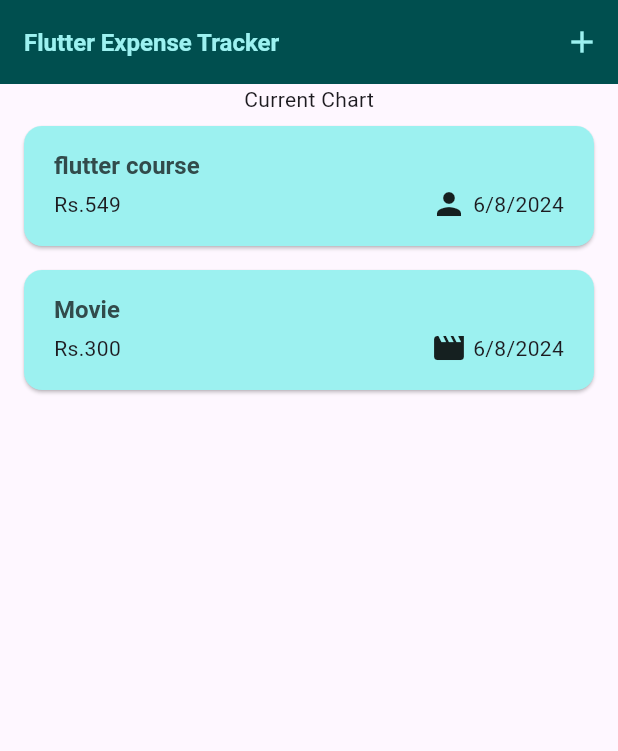
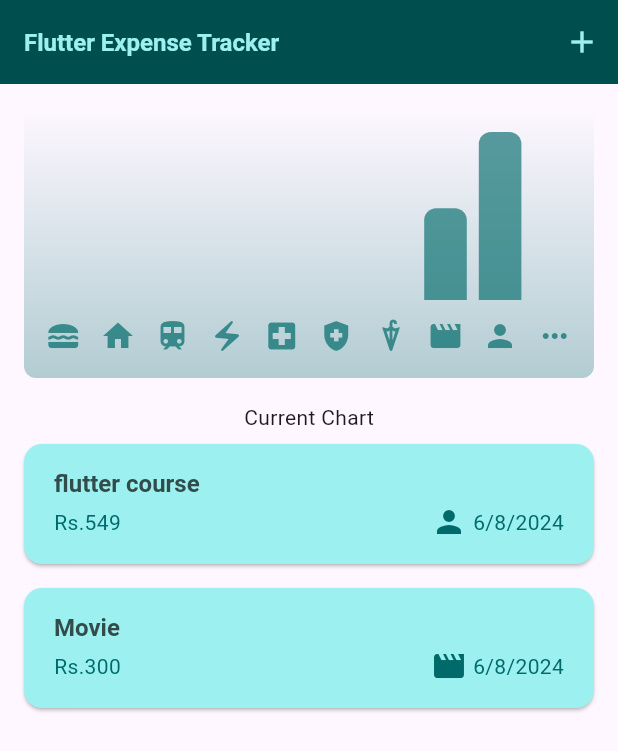
Before and after one commit to shreyas-codes25/expense_tracker, a Flutter app: the screen it shows after launch, on a phone screen of 412 x 824 dp. Shown: the top 751 px of the screen. Run offline on Flutter 3.47's test engine with Material 3 defaults, Android fonts, the phone set to English and light mode, and no system bars.

Commit message:
chart display of the expenses according to the categories

```diff
--- a/lib/main.dart
+++ b/lib/main.dart
@@ -11,6 +11,10 @@ void main() {
   runApp(
        MaterialApp(
          darkTheme: ThemeData.dark().copyWith(
+           inputDecorationTheme: const InputDecorationTheme().copyWith(
+             fillColor: kDarkColorScheme.primaryContainer,
+             border: const OutlineInputBorder(borderSide: BorderSide(color: Colors.white)),
+           ),
                 colorScheme: kDarkColorScheme,
            cardTheme: const CardTheme().copyWith(
              color: kDarkColorScheme.primaryContainer,
--- a/lib/models/expense.dart
+++ b/lib/models/expense.dart
@@ -1,23 +1,42 @@
 import 'package:uuid/uuid.dart';
 import 'package:intl/intl.dart';
 import 'package:flutter/material.dart';
+
 const uuid = Uuid();
 final formatter = DateFormat.yMd();
-enum Category { food, housing, transportation, utilities, medical, insurance, clothing, entertainment, personal, other }
+
+enum Category {
+  food,
+  housing,
+  transportation,
+  utilities,
+  medical,
+  insurance,
+  clothing,
+  entertainment,
+  personal,
+  other
+}
+
 const categoryIcons = {
-  Category.food : Icons.lunch_dining,
-  Category.housing : Icons.home,
-  Category.transportation : Icons.train,
-  Category.utilities : Icons.electric_bolt,
-  Category.medical : Icons.local_hospital,
-  Category.insurance : Icons.health_and_safety,
-  Category.clothing : Icons.umbrella,
-  Category.entertainment : Icons.movie,
-  Category.personal : Icons.person,
-  Category.other : Icons.more_horiz,
+  Category.food: Icons.lunch_dining,
+  Category.housing: Icons.home,
+  Category.transportation: Icons.train,
+  Category.utilities: Icons.electric_bolt,
+  Category.medical: Icons.local_hospital,
+  Category.insurance: Icons.health_and_safety,
+  Category.clothing: Icons.umbrella,
+  Category.entertainment: Icons.movie,
+  Category.personal: Icons.person,
+  Category.other: Icons.more_horiz,
 };
+
 class Expense {
-  Expense({required this.title, required this.category, required this.amount, required this.date})
+  Expense(
+      {required this.title,
+      required this.category,
+      required this.amount,
+      required this.date})
       : id = uuid.v4();
   final String id;
   final String title;
@@ -30,6 +49,20 @@ class Expense {
   }
 }
 
-class ExpenseBucket{
+class ExpenseBucket {
+  ExpenseBucket.forCategory(List<Expense> allExpenses, this.category)
+      : expenses = allExpenses
+            .where((element) => element.category == category)
+            .toList();
+  const ExpenseBucket({required this.category, required this.expenses});
+  final Category category;
+  final List<Expense> expenses;
 
+  double get totalExpenses {
+    double sum = 0;
+    for (final expense in expenses) {
+      sum +=double.parse(expense.amount) ;
+    }
+    return sum;
+  }
 }
--- /dev/null
+++ b/lib/widgets/chart/chart.dart
@@ -0,0 +1,101 @@
+import 'package:flutter/material.dart';
+
+import 'package:expense_tracker/widgets/chart/chart_bar.dart';
+import 'package:expense_tracker/models/expense.dart';
+
+class Chart extends StatelessWidget {
+  const Chart({super.key, required this.expenses});
+
+  final List<Expense> expenses;
+
+  List<ExpenseBucket> get buckets {
+    return [
+      ExpenseBucket.forCategory(expenses, Category.food),
+      ExpenseBucket.forCategory(expenses, Category.housing),
+      ExpenseBucket.forCategory(expenses, Category.transportation),
+      ExpenseBucket.forCategory(expenses, Category.utilities),
+      ExpenseBucket.forCategory(expenses, Category.medical),
+      ExpenseBucket.forCategory(expenses, Category.insurance),
+      ExpenseBucket.forCategory(expenses, Category.clothing),
+      ExpenseBucket.forCategory(expenses, Category.entertainment),
+      ExpenseBucket.forCategory(expenses, Category.personal),
+      ExpenseBucket.forCategory(expenses, Category.other),
+    ];
+  }
+
+  double get maxTotalExpense {
+    double maxTotalExpense = 0;
+
+    for (final bucket in buckets) {
+      if (bucket.totalExpenses > maxTotalExpense) {
+        maxTotalExpense = bucket.totalExpenses;
+      }
+    }
+
+    return maxTotalExpense;
+  }
+
+  @override
+  Widget build(BuildContext context) {
+    final isDarkMode =
+        MediaQuery.of(context).platformBrightness == Brightness.dark;
+    return Container(
+      margin: const EdgeInsets.all(16),
+      padding: const EdgeInsets.symmetric(
+        vertical: 16,
+        horizontal: 8,
+      ),
+      width: double.infinity,
+      height: 180,
+      decoration: BoxDecoration(
+        borderRadius: BorderRadius.circular(8),
+        gradient: LinearGradient(
+          colors: [
+            Theme.of(context).colorScheme.primary.withOpacity(0.3),
+            Theme.of(context).colorScheme.primary.withOpacity(0.0)
+          ],
+          begin: Alignment.bottomCenter,
+          end: Alignment.topCenter,
+        ),
+      ),
+      child: Column(
+        children: [
+          Expanded(
+            child: Row(
+              crossAxisAlignment: CrossAxisAlignment.end,
+              children: [
+                for (final bucket in buckets) // alternative to map()
+                  ChartBar(
+                    fill: bucket.totalExpenses == 0
+                        ? 0
+                        : bucket.totalExpenses / maxTotalExpense,
+                  )
+              ],
+            ),
+          ),
+          const SizedBox(height: 12),
+          Row(
+            children: buckets
+                .map(
+                  (bucket) => Expanded(
+                    child: Padding(
+                      padding: const EdgeInsets.symmetric(horizontal: 4),
+                      child: Icon(
+                        categoryIcons[bucket.category],
+                        color: isDarkMode
+                            ? Theme.of(context).colorScheme.secondary
+                            : Theme.of(context)
+                                .colorScheme
+                                .primary
+                                .withOpacity(0.7),
+                      ),
+                    ),
+                  ),
+                )
+                .toList(),
+          )
+        ],
+      ),
+    );
+  }
+}
--- /dev/null
+++ b/lib/widgets/chart/chart_bar.dart
@@ -0,0 +1,34 @@
+import 'package:flutter/material.dart';
+
+class ChartBar extends StatelessWidget {
+  const ChartBar({
+    super.key,
+    required this.fill,
+  });
+
+  final double fill;
+
+  @override
+  Widget build(BuildContext context) {
+    final isDarkMode =
+        MediaQuery.of(context).platformBrightness == Brightness.dark;
+    return Expanded(
+      child: Padding(
+        padding: const EdgeInsets.symmetric(horizontal: 4),
+        child: FractionallySizedBox(
+          heightFactor: fill,
+          child: DecoratedBox(
+            decoration: BoxDecoration(
+              shape: BoxShape.rectangle,
+              borderRadius:
+                  const BorderRadius.vertical(top: Radius.circular(8)),
+              color: isDarkMode
+                  ? Theme.of(context).colorScheme.secondary
+                  : Theme.of(context).colorScheme.primary.withOpacity(0.65),
+            ),
+          ),
+        ),
+      ),
+    );
+  }
+}
--- a/lib/widgets/expenses-list/expenses_item.dart
+++ b/lib/widgets/expenses-list/expenses_item.dart
@@ -20,13 +20,13 @@ class ExpensesItem extends StatelessWidget {
             Row(
               children: [
 
-                Text("Rs.${expense.amount}"),
+                Text("Rs.${expense.amount}",style: TextStyle(color: Theme.of(context).colorScheme.primary),),
                 const Spacer(),
                 Row(
                   children: [
-                    Icon(categoryIcons[expense.category]),
+                    Icon(categoryIcons[expense.category],color: Theme.of(context).colorScheme.primary,),
                     const SizedBox(width: 4,),
-                    Text(expense.formattedDate),
+                    Text(expense.formattedDate,style: TextStyle(color: Theme.of(context).colorScheme.primary),),
                   ],
                 )
               ],
--- a/lib/widgets/expenses.dart
+++ b/lib/widgets/expenses.dart
@@ -1,4 +1,5 @@
 import 'package:expense_tracker/models/expense.dart';
+import 'package:expense_tracker/widgets/chart/chart.dart';
 
 import 'package:expense_tracker/widgets/new-expense-screen/new_expense.dart';
 import 'package:flutter/material.dart';
@@ -28,7 +29,7 @@ class _ExpensesState extends State<Expenses> {
 
   void _openAddExpenseOverlay() {
     showModalBottomSheet(
-      isScrollControlled: true,
+        isScrollControlled: true,
         context: context,
         builder: (ctx) => NewExpense(
               onAddExpense: _addExpense,
@@ -41,7 +42,7 @@ class _ExpensesState extends State<Expenses> {
     });
   }
 
-  void _removeExpense(Expense value){
+  void _removeExpense(Expense value) {
     final expenseIndex = _registeredExpenses.indexOf(value);
     setState(() {
       _registeredExpenses.remove(value);
@@ -53,9 +54,9 @@ class _ExpensesState extends State<Expenses> {
         duration: const Duration(seconds: 3),
         action: SnackBarAction(
           label: "Undo",
-          onPressed: (){
+          onPressed: () {
             setState(() {
-              _registeredExpenses.insert(expenseIndex,value);
+              _registeredExpenses.insert(expenseIndex, value);
             });
           },
         ),
@@ -68,8 +69,9 @@ class _ExpensesState extends State<Expenses> {
     Widget mainContent = const Center(
       child: Text("No Expense Found. Start adding some"),
     );
-    if(_registeredExpenses.isNotEmpty){
-      mainContent = ExpensesList(onRemoveExpense: _removeExpense, expenses: _registeredExpenses);
+    if (_registeredExpenses.isNotEmpty) {
+      mainContent = ExpensesList(
+          onRemoveExpense: _removeExpense, expenses: _registeredExpenses);
     }
     return Scaffold(
         appBar: AppBar(
@@ -84,6 +86,7 @@ class _ExpensesState extends State<Expenses> {
             mainAxisAlignment: MainAxisAlignment.center,
             crossAxisAlignment: CrossAxisAlignment.center,
             children: [
+              Chart(expenses: _registeredExpenses),
               const Text("Current Chart"),
               Expanded(child: mainContent),
             ],
--- a/lib/widgets/new-expense-screen/new_expense.dart
+++ b/lib/widgets/new-expense-screen/new_expense.dart
@@ -75,7 +75,9 @@ class _NewExpenseState extends State<NewExpense> {
             maxLength: 50,
             decoration: const InputDecoration(
               label: Text("Enter Title"),
-            ),
+
+
+            ),style: TextStyle(color: Theme.of(context).colorScheme.primary),
           ),
           const SizedBox(
             height: 12,
@@ -84,12 +86,14 @@ class _NewExpenseState extends State<NewExpense> {
             children: [
               Expanded(
                 child: TextField(
+
                   controller: _amountController,
                   keyboardType: TextInputType.number,
                   decoration: const InputDecoration(
                     prefixText: "Rs.",
                     label: Text("Enter Amount"),
                   ),
+                  style: TextStyle(color: Theme.of(context).colorScheme.primary),
                 ),
               ),
               const SizedBox(
@@ -101,7 +105,7 @@ class _NewExpenseState extends State<NewExpense> {
                   children: [
                     Text(_selectedDate == null
                         ? "No Selected Date"
-                        : formatter.format(_selectedDate!)),
+                        : formatter.format(_selectedDate!),style: TextStyle(color: Theme.of(context).colorScheme.primary),),
                     IconButton(
                         onPressed: _presentDatePicker,
                         icon: const Icon(Icons.calendar_month))
```
